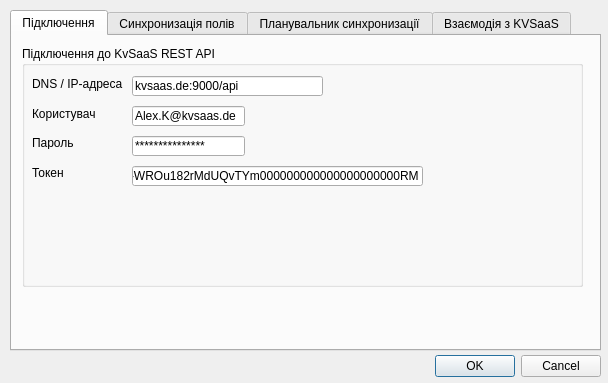
First picture: the form in kvsaasexpimp/kvsaasexpimp_dialog_base.ui, repository PaulNSkiba/KvSaaSQGISPlagin, before the edit.
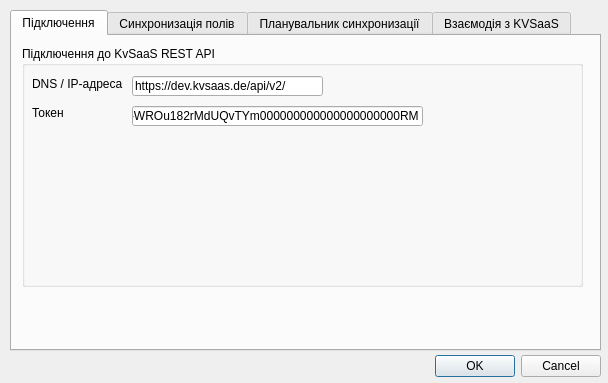
Second picture: the form after the edit. The open tabs and pages were chosen to show the change. Custom widgets are drawn as their Qt base class.

Diff of the .ui file:
```diff
--- a/kvsaasexpimp/kvsaasexpimp_dialog_base.ui
+++ b/kvsaasexpimp/kvsaasexpimp_dialog_base.ui
@@ -80,66 +80,14 @@
        </rect>
       </property>
       <property name="text">
-       <string>kvsaas.de:9000/api</string>
-      </property>
-     </widget>
-     <widget class="QLabel" name="label_2">
-      <property name="geometry">
-       <rect>
-        <x>10</x>
-        <y>60</y>
-        <width>81</width>
-        <height>16</height>
-       </rect>
-      </property>
-      <property name="text">
-       <string>Користувач</string>
-      </property>
-     </widget>
-     <widget class="QLineEdit" name="lineEdit_2">
-      <property name="geometry">
-       <rect>
-        <x>110</x>
-        <y>60</y>
-        <width>113</width>
-        <height>20</height>
-       </rect>
-      </property>
-      <property name="text">
-       <string>Alex.K@kvsaas.de</string>
-      </property>
-     </widget>
-     <widget class="QLabel" name="label_3">
-      <property name="geometry">
-       <rect>
-        <x>10</x>
-        <y>90</y>
-        <width>47</width>
-        <height>13</height>
-       </rect>
-      </property>
-      <property name="text">
-       <string>Пароль</string>
-      </property>
-     </widget>
-     <widget class="QLineEdit" name="lineEdit_3">
-      <property name="geometry">
-       <rect>
-        <x>110</x>
-        <y>90</y>
-        <width>113</width>
-        <height>20</height>
-       </rect>
-      </property>
-      <property name="text">
-       <string>***************</string>
+       <string>https://dev.kvsaas.de/api/v2/</string>
       </property>
      </widget>
      <widget class="QLabel" name="label_4">
       <property name="geometry">
        <rect>
         <x>10</x>
-        <y>120</y>
+        <y>60</y>
         <width>47</width>
         <height>13</height>
        </rect>
@@ -152,7 +100,7 @@
       <property name="geometry">
        <rect>
         <x>110</x>
-        <y>120</y>
+        <y>60</y>
         <width>291</width>
         <height>20</height>
        </rect>
```
Left out of the diff: 2 changed lines with no effect on the pictures.
